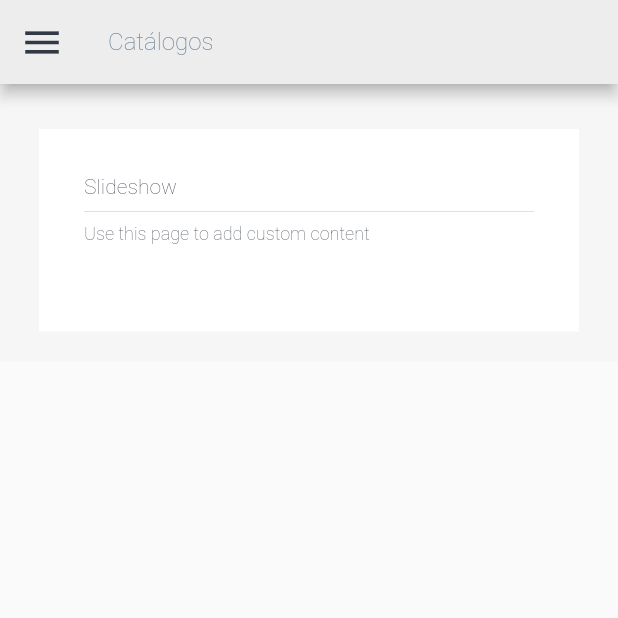
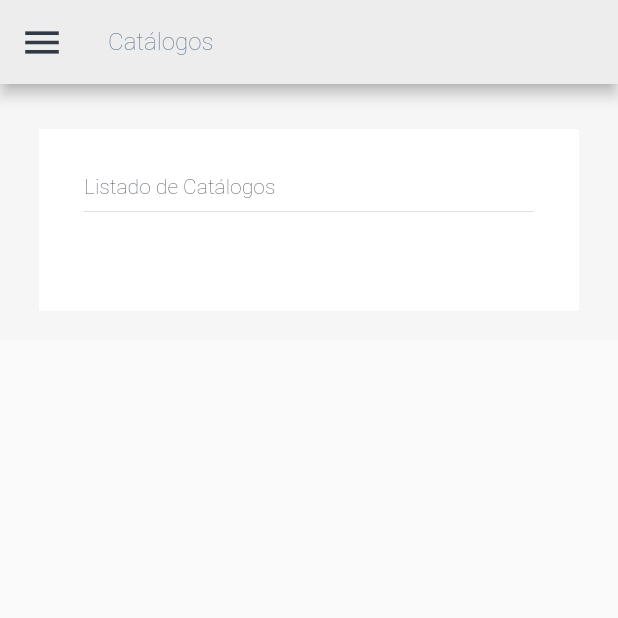
Before and after one commit to hazuer/gp-front, a Flutter app: the CatalogPage screen opened by its route, on a phone screen of 412 x 824 dp, the top half of it. Run offline on Flutter 3.47's test engine with Material 2 defaults, Android fonts, the phone set to English and light mode, and no system bars; our stand-ins replace dio, flutter_screenutil, rxdart; missing offline and left inert: dart:html; network calls fail; Roboto replaces fonts that are missing (Quicksand).

Commit message:
Páginas Personalizadas
Se personalizan paginas del dashbard

```diff
--- a/general_products_web/lib/pages/authorize_user.dart
+++ b/general_products_web/lib/pages/authorize_user.dart
@@ -43,7 +43,7 @@ class _AuthorizeUserPageState extends State<AuthorizeUserPage> {
   Widget build(BuildContext context) {
    final bool displayMobileLayout = MediaQuery.of(context).size.width < 1000;
     return AppScaffold(
-        pageTitle: PageTitles.admin,
+        pageTitle: "Administrador / Listado de Usuarios",
         body: SingleChildScrollView(
           child: Container(
             color: Color(0xffF5F6F5),
--- a/general_products_web/lib/pages/edit_user.dart
+++ b/general_products_web/lib/pages/edit_user.dart
@@ -44,7 +44,7 @@ class _EditUserPageState extends State<EditUserPage> {
   Widget build(BuildContext context) {
    final bool displayMobileLayout = MediaQuery.of(context).size.width < 1000;
     return AppScaffold(
-        pageTitle: PageTitles.admin,
+        pageTitle: "Administrador / Listado de Usuarios",
         body: SingleChildScrollView(
           child: Container(
             color: Color(0xffF5F6F5),
--- a/general_products_web/lib/pages/home_page.dart
+++ b/general_products_web/lib/pages/home_page.dart
@@ -77,7 +77,7 @@ class _HomePageState extends State<HomePage> {
                         crossAxisAlignment: CrossAxisAlignment.stretch,
                         children: <Widget>[
                           Text(
-                            'Autorizar Usuario',
+                            'Listado de Usuarios',
                             style: TextStyle(
                                 color: Color(0xff313945),
                                 fontSize: 14.08,
--- a/general_products_web/lib/pages/order_work_page.dart
+++ b/general_products_web/lib/pages/order_work_page.dart
@@ -32,7 +32,7 @@ class OrdersWorkPage extends StatelessWidget {
                         crossAxisAlignment: CrossAxisAlignment.stretch,
                         children: <Widget>[
                           Text(
-                            'Ordenes de trabajo',
+                            'Listado de Ordenes de trabajo',
                             style: TextStyle(
                                 color: Color(0xff313945),
                                 fontSize: 14.08,
--- a/general_products_web/lib/pages/slideshow_page.dart
+++ b/general_products_web/lib/pages/slideshow_page.dart
@@ -31,20 +31,13 @@ class CatalogPage extends StatelessWidget {
                         crossAxisAlignment: CrossAxisAlignment.stretch,
                         children: <Widget>[
                           Text(
-                            'Slideshow',
+                            'Listado de Catálogos',
                             style: TextStyle(
                                 color: Color(0xff313945),
                                 fontSize: 14.08,
                                 fontWeight: FontWeight.w200),
                           ),
                           Divider(),
-                          Text(
-                            'Use this page to add custom content',
-                            style: TextStyle(
-                                color: Color(0xff313945),
-                                fontSize: 12.0,
-                                fontWeight: FontWeight.w100),
-                          ),
                           SizedBox(
                             height: 28.0,
                           ),
```
Also changed, not shown: general_products_web/lib/pages/forms_page.dart (+2 -8 lines), general_products_web/lib/pages/settings_page.dart (+1 -8 lines), 3 other files.
